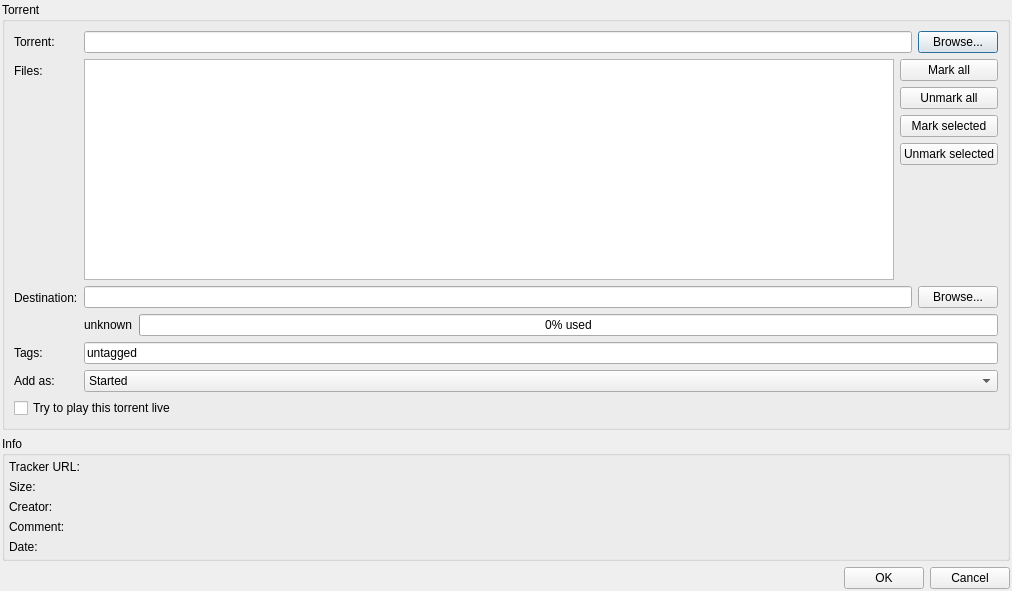
Above: src/plugins/bittorrent/addtorrent.ui from 0xd34df00d/leechcraft before the change. Below: the same form after it.
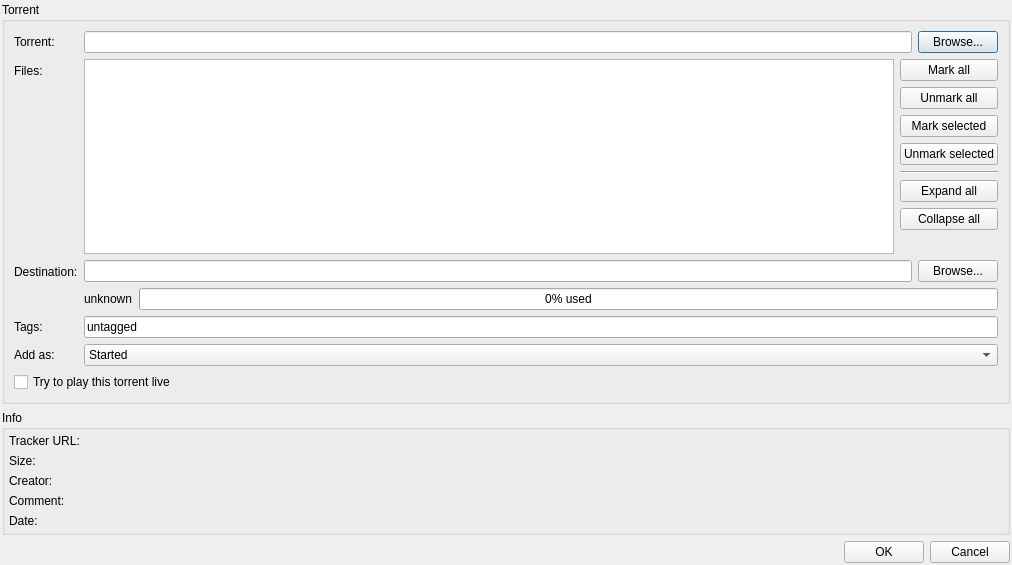
That is the form after the change. Icons and pictures are not drawn. Custom widgets are drawn as their Qt base class.

Commit message: [BT] Added `Expand/Collapse all` buttons, closes #1727.

```diff
--- a/src/plugins/bittorrent/addtorrent.ui
+++ b/src/plugins/bittorrent/addtorrent.ui
@@ -7,7 +7,7 @@
     <x>0</x>
     <y>0</y>
     <width>1012</width>
-    <height>591</height>
+    <height>565</height>
    </rect>
   </property>
   <property name="windowTitle">
@@ -113,6 +113,27 @@
             </property>
            </widget>
           </item>
+          <item>
+           <widget class="Line" name="line">
+            <property name="orientation">
+             <enum>Qt::Horizontal</enum>
+            </property>
+           </widget>
+          </item>
+          <item>
+           <widget class="QPushButton" name="ExpandAll_">
+            <property name="text">
+             <string>Expand all</string>
+            </property>
+           </widget>
+          </item>
+          <item>
+           <widget class="QPushButton" name="CollapseAll_">
+            <property name="text">
+             <string>Collapse all</string>
+            </property>
+           </widget>
+          </item>
           <item>
            <spacer name="verticalSpacer">
             <property name="orientation">
```
The commit also changes 1 other file.
